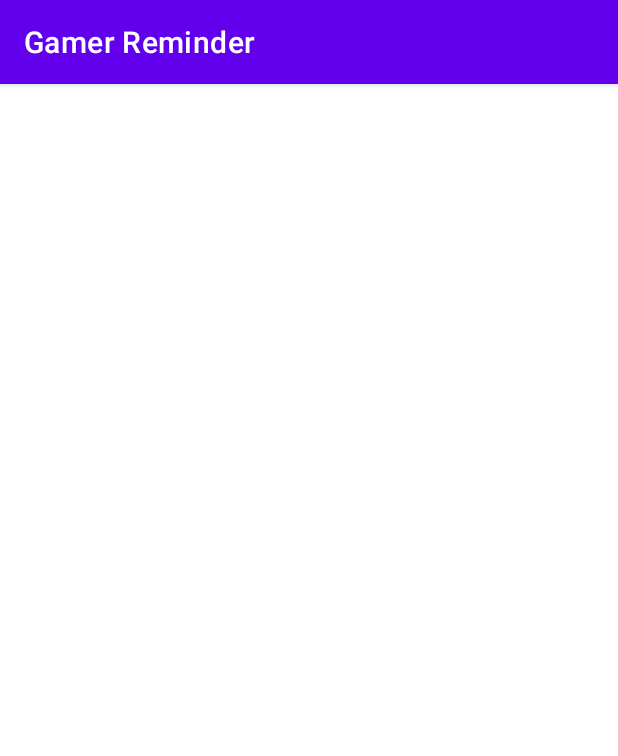
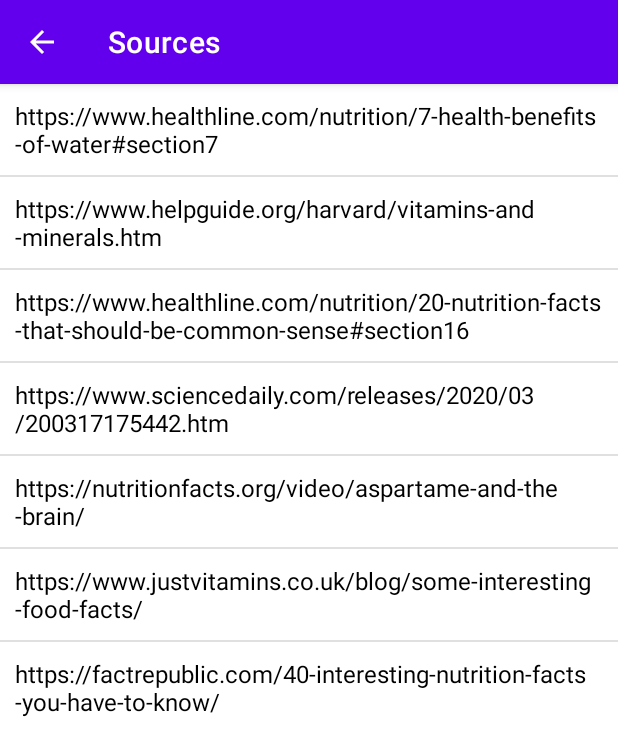
Before and after one commit to silsanteri/GamerReminder, an Android app: the SourcesActivity screen opened directly, with no data from a screen before it, on a phone screen of 412 x 824 dp. Shown: the top 756 px of the screen. Run offline under Robolectric (Android 15) with nearby library versions, the phone set to English and light mode, and no system bars.

Commit message:
SourcesActivity logic added

```diff
--- a/app/src/main/java/com/example/gr/SourcesActivity.java
+++ b/app/src/main/java/com/example/gr/SourcesActivity.java
@@ -4,18 +4,44 @@ import androidx.appcompat.app.AppCompatActivity;
 
 import android.os.Bundle;
 import android.view.MenuItem;
+import android.widget.ArrayAdapter;
+import android.widget.ListView;
+
+import java.util.List;
 
 public class SourcesActivity extends AppCompatActivity {
+
+    private ListView listView;
 
     @Override
     protected void onCreate(Bundle savedInstanceState) {
         super.onCreate(savedInstanceState);
         setContentView(R.layout.activity_sources);
+
+        // add back button and set title
+        if (getSupportActionBar() != null) {
+            getSupportActionBar().setDisplayHomeAsUpEnabled(true);
+            getSupportActionBar().setTitle(R.string.appbar_title_sources);
+        }
+
+        setUpViews();
+
+    }
+
+    private void setUpViews() {
+        listView = findViewById(R.id.listView);
+        String[] sourcesList = getSources();
+        listView.setAdapter(new ArrayAdapter<String>(this, R.layout.sources_element, sourcesList) {
+
+        });
+    }
+
+    private String[] getSources() {
+        return getResources().getStringArray(R.array.motivational_source);
     }
 
     public boolean onOptionsItemSelected(MenuItem item) {
         switch (item.getItemId()) {
-            //TODO GO BACK TO SETTINGS INSTEAD OF MAINACTIVITY
             case android.R.id.home:
                 // return to MainActivity if back button pressed
                 onBackPressed();
--- a/app/src/main/java/com/example/gr/logic/ItemType.java
+++ b/app/src/main/java/com/example/gr/logic/ItemType.java
@@ -3,7 +3,7 @@ package com.example.gr.logic;
 /**
  * Types of possible add items.
  *
- * @author Ruslan (@dievskiy)
+ * @author Ruslan (@dievskiy), Tapi
  * @version 1.0 04/2020
  */
 
--- a/app/src/main/res/layout/activity_sources.xml
+++ b/app/src/main/res/layout/activity_sources.xml
@@ -6,4 +6,12 @@
     android:layout_height="match_parent"
     tools:context=".SourcesActivity">
 
+    <ListView
+        android:id="@+id/listView"
+        android:layout_width="match_parent"
+        android:layout_height="wrap_content"
+        app:layout_constraintEnd_toEndOf="parent"
+        app:layout_constraintStart_toStartOf="parent"
+        app:layout_constraintTop_toTopOf="parent" />
+
 </androidx.constraintlayout.widget.ConstraintLayout>
--- /dev/null
+++ b/app/src/main/res/layout/sources_element.xml
@@ -0,0 +1,8 @@
+<?xml version="1.0" encoding="utf-8"?>
+<TextView xmlns:android="http://schemas.android.com/apk/res/android"
+    style="@style/Text.Element"
+    android:layout_width="wrap_content"
+    android:layout_height="wrap_content"
+    android:textSize="16sp">
+
+</TextView>
--- a/app/src/main/res/values/strings.xml
+++ b/app/src/main/res/values/strings.xml
@@ -35,4 +35,7 @@
     <string name="game_mode_activated">Game Mode Activated!</string>
     <string name="game_mode_disabled">Activate Game Mode to get notifications!</string>
     <string name="settings_delete_data">Delete Userdata</string>
+    <string name="appbar_title_sources">Sources</string>
+    <string name="appbar_title_settings">Settings</string>
+    <string name="appbar_title_history">History</string>
 </resources>
```
Also changed, not shown: app/src/main/java/com/example/gr/HistoryActivity.java (+7 -2 lines), app/src/main/java/com/example/gr/SettingsActivity.java (+14 -3 lines), 3 other files.
